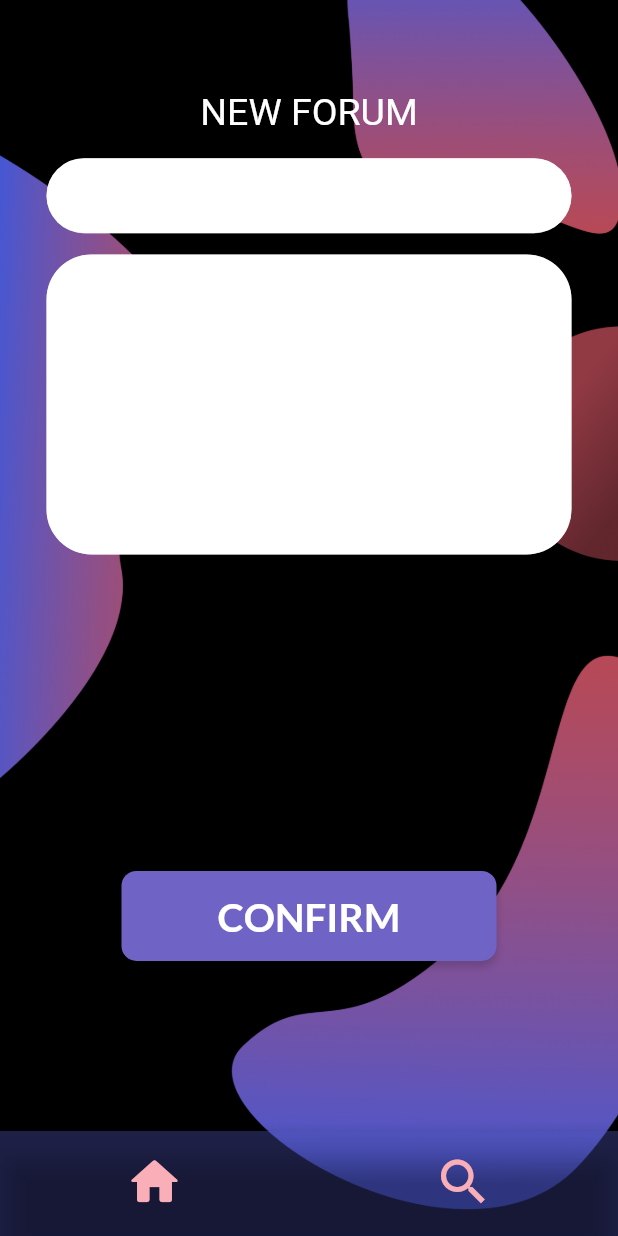
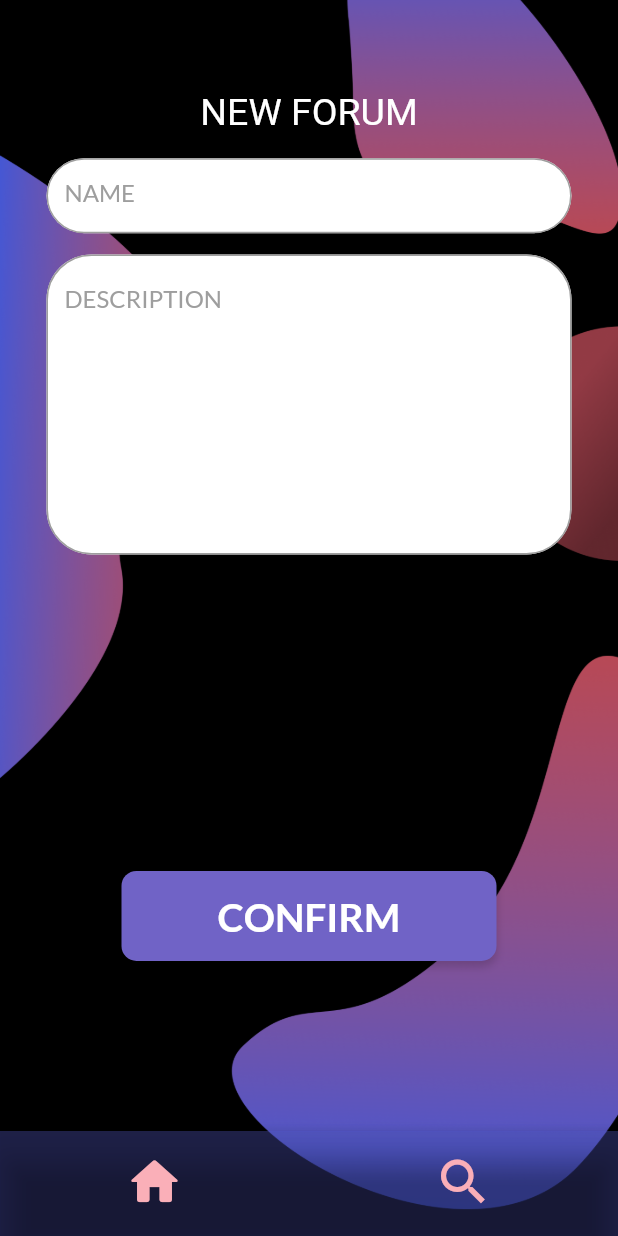
Before and after one commit to Rodi444/s_plus, a Flutter app: the ForumPage screen opened directly with empty values, after a tap on the "add" icon, on a phone screen of 412 x 824 dp. Run offline on Flutter 3.47's test engine with Material 2 defaults, Android fonts, the phone set to English and light mode, and no system bars; our stand-ins replace anim_search_bar, cloud_firestore, email_validator, firebase_auth, firebase_core, flex_color_scheme and 1 more; accounts and stored records are empty.

Commit message:
COMMIT_VISUAL_ERRORS

```diff
--- a/lib/Login-Register/login_page.dart
+++ b/lib/Login-Register/login_page.dart
@@ -41,7 +41,7 @@
                   fontSize: 16,
                   maxLines: 1,
                   isPassword: false,
-                  hint: 'HELLO',
+                  hint: 'LOGIN',
                   onChanged: (text) {
                     email = text;
                   }),
--- a/lib/Widgets/title_text.dart
+++ b/lib/Widgets/title_text.dart
@@ -1,4 +1,5 @@
 import 'package:flutter/material.dart';
+import 'package:s_plus/Home/home_page_light.dart';
 
 
 class TitleText extends StatelessWidget {
@@ -16,7 +17,7 @@
     return Text(tostring,
     style: TextStyle(
       fontSize: fontsize,
-      color: Colors.white,
+      color: (iconBool ? Colors.black : Colors.white),
     )
     );
   }
--- a/lib/main.dart
+++ b/lib/main.dart
@@ -4,6 +4,7 @@
 //import 'package:s_plus/Login-Register/first_page.dart';
 import 'package:cloud_firestore/cloud_firestore.dart';
 import 'package:s_plus/Login-Register/first_page.dart';
+import 'package:s_plus/Login-Register/login_page.dart';
 import 'package:s_plus/theme_app/config.dart';
 import 'package:flex_color_scheme/flex_color_scheme.dart';
 import 'package:s_plus/pages/forum_page.dart';
@@ -38,18 +39,20 @@
     return MaterialApp(
       debugShowCheckedModeBanner: false,
       theme: ThemeData(
+                hintColor: Colors.grey,
                 scaffoldBackgroundColor: Colors.transparent,
         inputDecorationTheme:
             const InputDecorationTheme(iconColor: Colors.black),
         brightness: Brightness.light,
       ),
       darkTheme: ThemeData(
+        hintColor: Colors.grey,
         scaffoldBackgroundColor: Colors.transparent,
         brightness: Brightness.dark,
       ),
       themeMode: currentTheme.currentTheme(),
       home: const Scaffold(
-        body: HomeBackgroundDark(),
+        body: LoginPage(),
       ),
     );
   }
--- a/lib/pages/addforum.dart
+++ b/lib/pages/addforum.dart
@@ -47,7 +47,7 @@
             Column(
               children: [
                 const Padding(padding: EdgeInsets.all(30)),
-                const TitleText(tostring: "NEW FORUM", fontsize: 25),
+                const TitleText(tostring: "NEW FORUM", fontsize: 25,),
                 SizedBox(
                   height: (MediaQuery.of(context).size.height - bottom) * 0.02,
                 ),
--- a/lib/pages/forum_page.dart
+++ b/lib/pages/forum_page.dart
@@ -23,7 +23,7 @@
 class _ForumPageState extends State<ForumPage> {
   @override
   Widget build(BuildContext context) {
-    String teste = forum.id;
+    String teste = widget.forum.id;
     return Container(
       decoration: BoxDecoration(
         image: DecorationImage(
```
